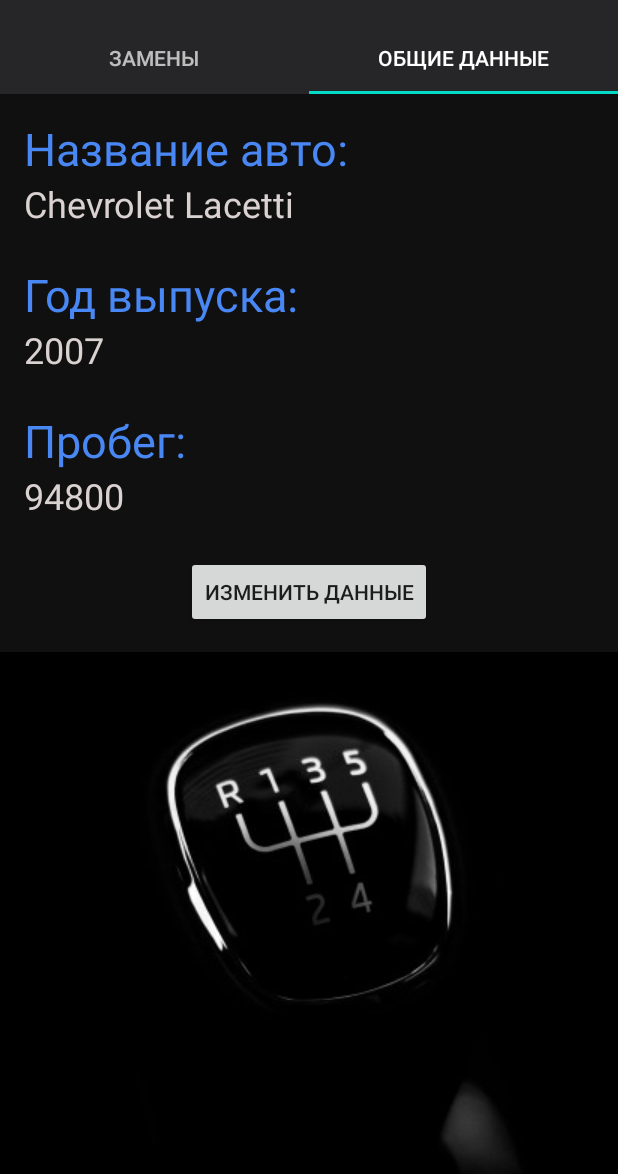
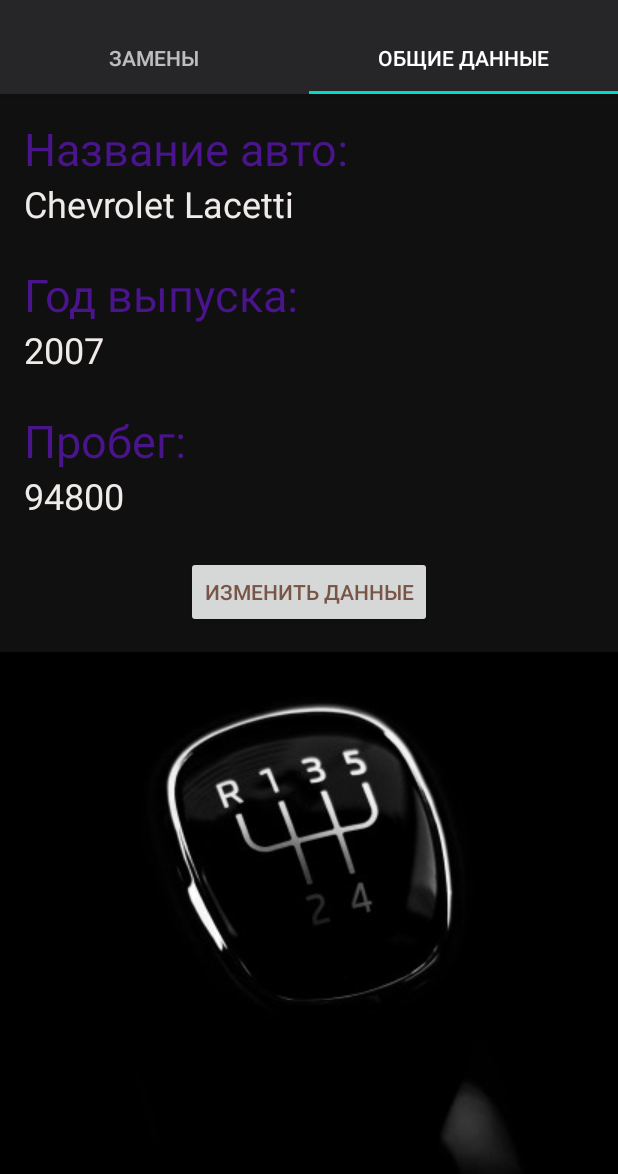
Before and after one commit to Max76547/MyCarTest, an Android app: the screen it shows after launch (MainActivity), tab 2 chosen, on a phone screen of 412 x 824 dp, the part 62-1236 px from its top. Run offline under Robolectric (Android 15) with nearby library versions, the phone set to English and light mode, and no system bars.

Commit message:
bug fixes

```diff
--- a/app/src/main/AndroidManifest.xml
+++ b/app/src/main/AndroidManifest.xml
@@ -7,14 +7,14 @@
         android:roundIcon="@drawable/unnamed"
         android:supportsRtl="true"
         android:theme="@style/Theme.MyCarTest">
-        <activity android:name=".ChangeData"></activity>
+        <activity android:name=".ChangeData" />
         <activity
             android:name=".work.WorkDetailActivity"
             android:parentActivityName=".MainActivity" />
         <activity android:name=".MainActivity" />
         <activity
             android:name=".LogoActivity"
-            android:exported="false"
+            android:exported="true"
             android:noHistory="true">
             <intent-filter>
                 <action android:name="android.intent.action.MAIN" />
--- a/app/src/main/java/com/example/mycartest/CaptionedImagesAdapter.java
+++ b/app/src/main/java/com/example/mycartest/CaptionedImagesAdapter.java
@@ -1,24 +1,22 @@
 package com.example.mycartest;
 
-import android.graphics.drawable.Drawable;
+import android.annotation.SuppressLint;
 import android.view.LayoutInflater;
-import android.view.View;
 import android.view.ViewGroup;
-import android.widget.ImageView;
 import android.widget.TextView;
 
+import androidx.annotation.NonNull;
 import androidx.cardview.widget.CardView;
-import androidx.core.content.ContextCompat;
 import androidx.recyclerview.widget.RecyclerView;
 
 public class CaptionedImagesAdapter extends
         RecyclerView.Adapter<CaptionedImagesAdapter.ViewHolder> {
     //для этого мы расширяем класс RecyclerView.Adapter и переопределяем его различные методы
 
-    private String[] captions; //переменные для хнанения строк и id
+    private final String[] captions; //переменные для хнанения строк и id
     private Listener listener; //добавим объект listener
-    private String[] mileage;
-    private String[] nxt_mileage;
+    private final String[] mileage;
+    private final String[] nxt_mileage;
 
     //реализуем интерфейс
     public interface Listener{
@@ -29,7 +27,7 @@ public class CaptionedImagesAdapter extends
     public static class ViewHolder extends RecyclerView.ViewHolder {
 
         //указываем, что данный класс использует карточное представление
-        private CardView cardView;
+        private final CardView cardView;
         public ViewHolder(CardView v) {
             super(v); //суперкласс включает метаданные, необходимые для правильной работы адаптера
             cardView = v;
@@ -44,6 +42,7 @@ public class CaptionedImagesAdapter extends
     }
 
     //метод вызывается, когда  RecyclerView требуется создать ViewHolder
+    @NonNull
     @Override
     public CaptionedImagesAdapter.ViewHolder onCreateViewHolder(
             ViewGroup parent, int viewType){
@@ -59,7 +58,7 @@ public class CaptionedImagesAdapter extends
     public int getItemCount(){
         return captions.length; //длина массива равна к-ву элементов данных в RecyclerView
     }
-    //aктивности и фрагменты используют этот метод для регистрации себя в качестве слушателя
+    // Активности и фрагменты используют этот метод для регистрации себя в качестве слушателя
     public void setListener (Listener listener){
         this.listener = listener;
     }
@@ -67,26 +66,23 @@ public class CaptionedImagesAdapter extends
     //RecyclerView вызывает этот метод, когда потребуется использовать (или повторно использовать)
     // ViewHolder для новой порции данных.
     @Override
-    public void onBindViewHolder(ViewHolder holder, final int position){
+    public void onBindViewHolder(ViewHolder holder, @SuppressLint("RecyclerView") final int position){
         //переменную position необходимо снабдить модификатором final,
         //так как она используется во внутреннем классе
         CardView cardView = holder.cardView;
 
-        TextView textView = (TextView)cardView.findViewById(R.id.info_text);
+        TextView textView = cardView.findViewById(R.id.info_text);
         textView.setText(captions[position]);
-        TextView textMileage = (TextView)cardView.findViewById(R.id.mileage_text);
+        TextView textMileage = cardView.findViewById(R.id.mileage_text);
         textMileage.setText(mileage[position]);
-        TextView textNxtMileage = (TextView)cardView.findViewById(R.id.next_mileage_text);
+        TextView textNxtMileage = cardView.findViewById(R.id.next_mileage_text);
         textNxtMileage.setText(nxt_mileage[position]);
 
         //Интерфейс добавляетс к CardView.
-        cardView.setOnClickListener(new View.OnClickListener() { //При щелчке на CardView вызвать метод onClick() интерфейса Listener
-
-            @Override
-            public void onClick(View v) {
-                if (listener != null) {
-                    listener.onClick(position);
-                }
+        //При щелчке на CardView вызвать метод onClick() интерфейса Listener
+        cardView.setOnClickListener(v -> {
+            if (listener != null) {
+                listener.onClick(position);
             }
         });
     }
--- a/app/src/main/java/com/example/mycartest/LogoActivity.java
+++ b/app/src/main/java/com/example/mycartest/LogoActivity.java
@@ -12,7 +12,6 @@ import androidx.appcompat.app.AppCompatActivity;
 public class LogoActivity extends AppCompatActivity {
 TextView textView;
 ImageView imageView;
-private Animation textAnim;//создаем переменные для анимации
 
     @Override
     protected void onCreate(Bundle savedInstanceState) {
@@ -20,7 +19,8 @@ private Animation textAnim;//создаем переменные для аним
         setContentView(R.layout.activity_logo);
         textView = findViewById(R.id.textLogo);
         imageView = findViewById(R.id.imageLogo);
-        textAnim = AnimationUtils.loadAnimation(getApplicationContext(),R.anim.anim_logo);// создаем анимацию
+        //создаем переменные для анимации
+        Animation textAnim = AnimationUtils.loadAnimation(getApplicationContext(), R.anim.anim_logo);// создаем анимацию
         imageView.startAnimation(textAnim); //запускаем анимацию
         textView.startAnimation(textAnim); //запускаем анимацию
         startMainActivity();
@@ -29,10 +29,8 @@ private Animation textAnim;//создаем переменные для аним
     private void startMainActivity(){
 
         //создаем отдельный поток для счетчика--------------------
-        new Thread(new Runnable(){
-            @Override
         //чтобы отобразить изменения в основном потоке
-            public void run() {
+        new Thread(() -> {
             //исключение
             try {
                 Thread.sleep(2000); //задержка в 2 сек
@@ -41,8 +39,6 @@ private Animation textAnim;//создаем переменные для аним
             }
             Intent intent = new Intent(LogoActivity.this, MainActivity.class);
             startActivity(intent);
-            }
-
         }).start();
         //конец отдельного потока-----------------------------------------------------------
 
--- a/app/src/main/java/com/example/mycartest/sqlite/CarDatabaseHelper.java
+++ b/app/src/main/java/com/example/mycartest/sqlite/CarDatabaseHelper.java
@@ -4,7 +4,6 @@ import android.content.ContentValues;
 import android.content.Context;
 import android.database.sqlite.SQLiteDatabase;
 import android.database.sqlite.SQLiteOpenHelper;
-import com.example.mycartest.R;
 
 public class CarDatabaseHelper extends SQLiteOpenHelper {
 
@@ -18,13 +17,13 @@ public class CarDatabaseHelper extends SQLiteOpenHelper {
 
     @Override
     public void onCreate(SQLiteDatabase db) {
-        updateMyDatabase(db, 0, DB_VERSION);
+        updateMyDatabase(db, 0);
     }
 
     //при обновлении версии выполняется данный метод
     @Override
     public void onUpgrade(SQLiteDatabase db, int oldVersion, int newVersion) {
-        updateMyDatabase(db, oldVersion, newVersion);
+        updateMyDatabase(db, oldVersion);
     }
 
     //при откате версии выполняется данный метод
@@ -43,7 +42,7 @@ public class CarDatabaseHelper extends SQLiteOpenHelper {
     }
 
     //заполняем таблицу
-    private void updateMyDatabase(SQLiteDatabase db, int oldVersion, int newVersion) {
+    private void updateMyDatabase(SQLiteDatabase db, int oldVersion) {
         if (oldVersion < 1) {
             //создаем базу данных с id строки, именем, пробегом и картинкой
             db.execSQL("CREATE TABLE GENERALDATA ("
--- a/app/src/main/res/layout/activity_logo.xml
+++ b/app/src/main/res/layout/activity_logo.xml
@@ -37,5 +37,6 @@
         app:layout_constraintStart_toStartOf="parent"
         app:layout_constraintTop_toTopOf="parent"
         app:srcCompat="@drawable/unnamed"
-        app:tint="@color/txt_clr_main" />
+        app:tint="@color/txt_clr_main"
+        android:contentDescription="@string/logo_car" />
 </androidx.constraintlayout.widget.ConstraintLayout>
--- a/app/src/main/res/layout/card_captioned_image.xml
+++ b/app/src/main/res/layout/card_captioned_image.xml
@@ -20,7 +20,6 @@
             android:layout_width="wrap_content"
             android:layout_height="wrap_content"
             android:layout_marginStart="8dp"
-            android:layout_marginLeft="8dp"
             android:layout_marginTop="8dp"
             android:textColor="@color/clr_blue"
             android:textSize="18sp"
@@ -34,7 +33,6 @@
             android:layout_width="wrap_content"
             android:layout_height="wrap_content"
             android:layout_marginStart="8dp"
-            android:layout_marginLeft="8dp"
             android:layout_marginTop="8dp"
             android:text="@string/str_change_mileage"
             android:textColor="@color/txt_clr_main"
@@ -46,7 +44,6 @@
             android:layout_width="wrap_content"
             android:layout_height="wrap_content"
             android:layout_marginStart="8dp"
-            android:layout_marginLeft="8dp"
             android:layout_marginTop="8dp"
             android:text="@string/str_nxt_change_mileage"
             android:textColor="@color/txt_clr_main"
@@ -60,7 +57,6 @@
             android:layout_width="wrap_content"
             android:layout_height="wrap_content"
             android:layout_marginStart="2dp"
-            android:layout_marginLeft="2dp"
             android:textColor="@color/txt_clr_main"
             card_view:layout_constraintBottom_toTopOf="@+id/textView2"
             card_view:layout_constraintStart_toEndOf="@+id/textView"
@@ -72,7 +68,6 @@
             android:layout_width="0dp"
             android:layout_height="19dp"
             android:layout_marginStart="2dp"
-            android:layout_marginLeft="2dp"
             android:textColor="@color/txt_clr_main"
             card_view:layout_constraintStart_toEndOf="@+id/textView2"
             card_view:layout_constraintTop_toTopOf="@+id/textView2" />
--- a/app/src/main/res/layout/fragment_top.xml
+++ b/app/src/main/res/layout/fragment_top.xml
@@ -31,57 +31,59 @@
     <TextView
         android:layout_width="match_parent"
         android:layout_height="wrap_content"
-        android:textSize="30sp"
-        android:textColor="@color/clr_blue"
-        android:text="Название авто: " />
+        android:text="@string/Car_name"
+        android:textColor="#4A148C"
+        android:textSize="30sp" />
+
     <TextView
         android:id="@+id/textName"
         android:layout_width="match_parent"
         android:layout_height="wrap_content"
         android:layout_marginBottom="24dp"
-        android:textColor="@color/txt_clr_main"
-        android:textSize="24sp"
-        android:text="Введите название авто " />
+        android:text="@string/Enter_name_car"
+        android:textColor="#EFEBE9"
+        android:textSize="24sp" />
 
     <TextView
         android:layout_width="match_parent"
         android:layout_height="wrap_content"
-       android:textSize="30sp"
-        android:textColor="@color/clr_blue"
-        android:text="Год выпуска: " />
+        android:text="@string/Year_issue"
+        android:textColor="#4A148C"
+        android:textSize="30sp" />
 
     <TextView
         android:id="@+id/textYear"
         android:layout_width="match_parent"
         android:layout_height="wrap_content"
-        android:textColor="@color/txt_clr_main"
-        android:textSize="24sp"
         android:layout_marginBottom="24dp"
-        android:text="Введите год выпуска " />
+        android:text="@string/Enter_year_issue"
+        android:textColor="#EFEBE9"
+        android:textSize="24sp" />
 
     <TextView
         android:layout_width="match_parent"
         android:layout_height="wrap_content"
-        android:textSize="30sp"
-        android:textColor="@color/clr_blue"
-        android:text="Пробег: " />
+        android:text="@string/Mileage"
+        android:textColor="#4A148C"
+        android:textSize="30sp" />
 
     <TextView
         android:id="@+id/textMileage"
         android:layout_width="match_parent"
         android:layout_height="wrap_content"
-        android:textSize="24sp"
         android:layout_marginBottom="24dp"
-        android:textColor="@color/txt_clr_main"
-        android:text=" Введите пробег " />
+        android:text="@string/Enter_mileage"
+        android:textColor="#EFEBE9"
+        android:textSize="24sp" />
 
     <Button
         android:id="@+id/button"
-        android:onClick="onClick"
         android:layout_width="wrap_content"
         android:layout_height="wrap_content"
         android:layout_gravity="center"
-        android:text="@string/change_data" />
+        android:onClick="onClick"
+        android:text="@string/change_data"
+        android:textColor="#795548" />
 
 
 </LinearLayout>
--- a/app/src/main/res/values-night/themes.xml
+++ b/app/src/main/res/values-night/themes.xml
@@ -1,4 +1,4 @@
-<resources xmlns:tools="http://schemas.android.com/tools">
+<resources>
     <!-- Base application theme. -->
     <style name="Theme.MyCarTest" parent="Theme.AppCompat.Light.DarkActionBar">
         <!-- Primary brand color. -->
--- a/app/src/main/res/values/strings.xml
+++ b/app/src/main/res/values/strings.xml
@@ -17,6 +17,16 @@
     <string name="add_year">Введите год выпуска</string>
     <string name="add_mileage">Введите пробег</string>
     <string name="my_car">My car</string>
+    <string name="logo_car">Logo Car</string>
+    <string name="next_replacement">следующая замена</string>
+    <string name="Interest">Проценты</string>
+    <string name="mileage">введите пробег</string>
+    <string name="Car_name">Название авто:</string>
+    <string name="Enter_name_car">Введите название авто</string>
+    <string name="Year_issue">Год выпуска:</string>
+    <string name="Enter_year_issue">Введите год выпуска</string>
+    <string name="Mileage">Пробег:</string>
+    <string name="Enter_mileage">Введите пробег</string>
 
     <string-array name="str_work">
         <item>Замены масла</item>
--- a/app/src/main/res/values/themes.xml
+++ b/app/src/main/res/values/themes.xml
@@ -1,4 +1,4 @@
-<resources xmlns:tools="http://schemas.android.com/tools">
+<resources>
     <!-- Base application theme. -->
     <style name="Theme.MyCarTest" parent="Theme.AppCompat.Light.NoActionBar">
         <!-- Primary brand color. -->
--- a/build.gradle
+++ b/build.gradle
@@ -2,10 +2,10 @@
 buildscript {
     repositories {
         google()
-        jcenter()
+        mavenCentral()
     }
     dependencies {
-        classpath 'com.android.tools.build:gradle:8.0.0-alpha10'
+        classpath 'com.android.tools.build:gradle:7.3.1'
 
         // NOTE: Do not place your application dependencies here; they belong
         // in the individual module build.gradle files
@@ -15,7 +15,7 @@ buildscript {
 allprojects {
     repositories {
         google()
-        jcenter()
+        mavenCentral()
     }
 }
 
```
Also changed, not shown: app/build.gradle (+8 -8 lines), app/src/main/java/com/example/mycartest/MainActivity.java (+2 -5 lines), app/src/main/java/com/example/mycartest/work/WorkDetailActivity.java (+8 -10 lines), app/src/main/java/com/example/mycartest/work/WorkFragment.java (+5 -8 lines), app/src/main/res/layout/activity_change_data.xml (+12 -5 lines), app/src/main/res/layout/activity_work_detail.xml (+12 -11 lines), gradle/wrapper/gradle-wrapper.properties. Lines whose indentation alone changed are shown as unchanged.
